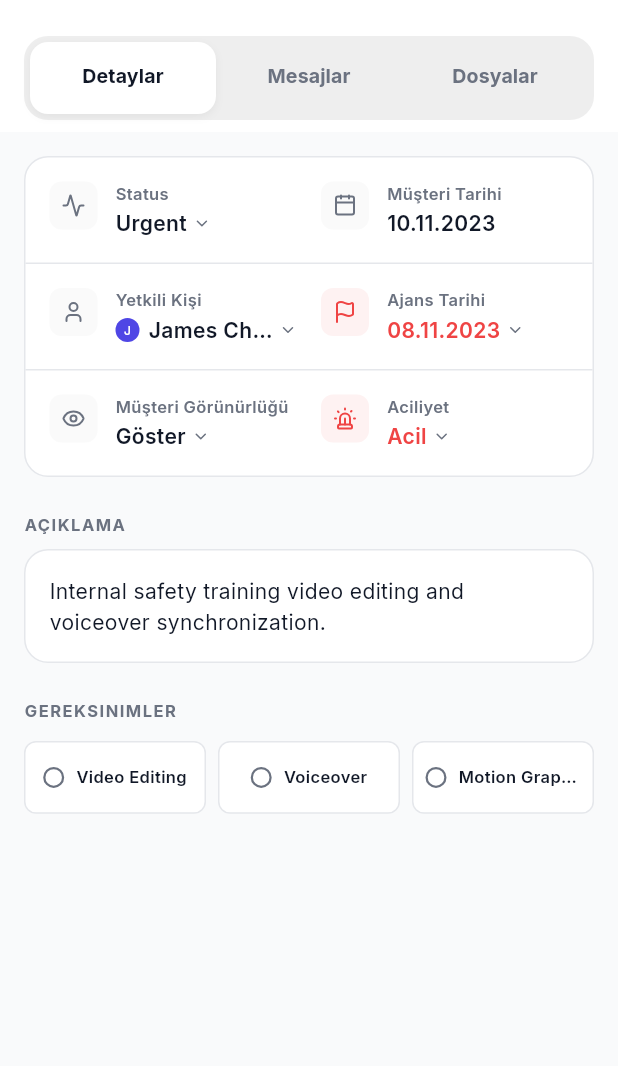
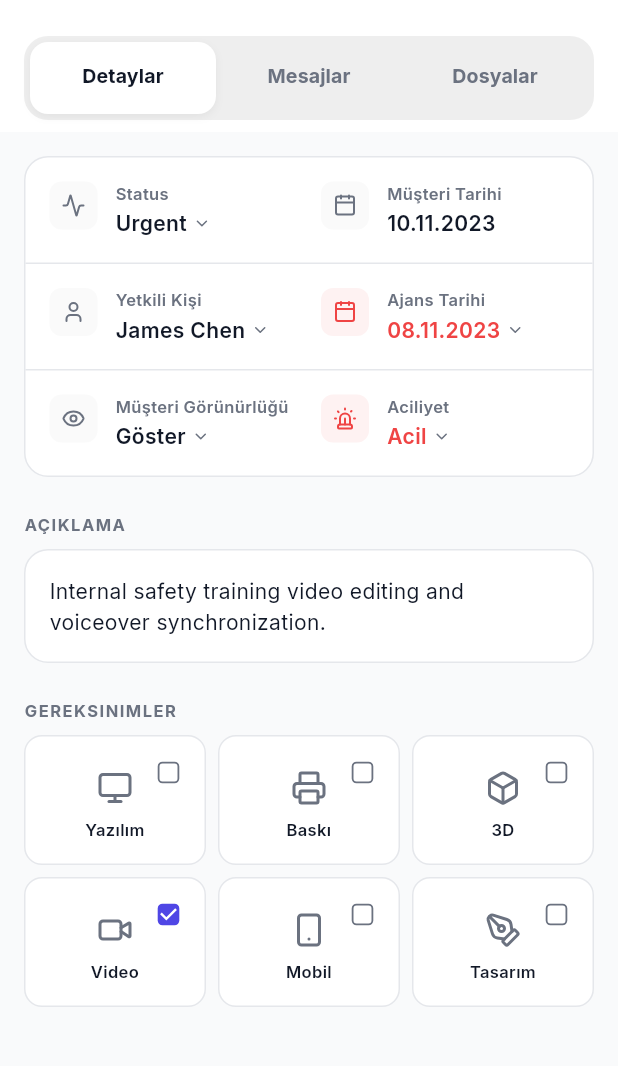
Before and after one commit to faithtnuc/workflow-management-mobileui, a Flutter app: the screen it shows after launch, after a tap on "Safety Protocols Video", on a phone screen of 412 x 824 dp, the part 156-1222 px from its top. Run offline on Flutter 3.47's test engine with Material 3 defaults, Android fonts, the phone set to English and light mode, and no system bars; our stand-ins replace flutter_svg, google_fonts, lucide_icons; project files that could hold a hidden picture were left out.

Commit message:
job detail page: fixed

```diff
--- a/lib/screens/job_detail_screen.dart
+++ b/lib/screens/job_detail_screen.dart
@@ -80,6 +80,24 @@ class _JobDetailScreenState extends State<JobDetailScreen>
     } catch (e) {
       return dateStr;
     }
+  }
+
+  IconData _getRequirementIcon(String req) {
+    final lower = req.toLowerCase();
+    if (lower.contains('yazılım') || lower.contains('software')) {
+      return LucideIcons.monitor;
+    } else if (lower.contains('baskı') || lower.contains('print')) {
+      return LucideIcons.printer;
+    } else if (lower.contains('3d')) {
+      return LucideIcons.box;
+    } else if (lower.contains('video')) {
+      return LucideIcons.video;
+    } else if (lower.contains('mobil') || lower.contains('mobile')) {
+      return LucideIcons.smartphone;
+    } else if (lower.contains('tasarım') || lower.contains('design')) {
+      return LucideIcons.penTool;
+    }
+    return LucideIcons.file;
   }
 
   @override
@@ -312,20 +330,21 @@ class _JobDetailScreenState extends State<JobDetailScreen>
                           label: 'Yetkili Kişi',
                           value: widget.job.assignee,
                           isEditable: true,
-                          showAvatar: true,
+                          showAvatar: false, // Removed avatar
                         ),
                       ),
                       const SizedBox(width: 16),
                       Expanded(
                         child: _buildInfoItem(
-                          icon: LucideIcons.flag,
+                          icon: LucideIcons.calendar, // Changed to Calendar
                           label: 'Ajans Tarihi',
                           value: _formatDate(
                             context,
                             widget.job.internalDeadline,
                           ),
                           isEditable: true,
-                          isUrgent: true,
+                          isUrgent:
+                              true, // Should satisfy "Red Icon" requirement if isUrgent makes icon red
                         ),
                       ),
                     ],
@@ -352,11 +371,11 @@ class _JobDetailScreenState extends State<JobDetailScreen>
                       const SizedBox(width: 16),
                       Expanded(
                         child: _buildInfoItem(
-                          icon: LucideIcons.siren, // or AlertTriangle
+                          icon: LucideIcons.siren,
                           label: 'Aciliyet',
                           value: widget.job.status == 'Urgent'
                               ? 'Acil'
-                              : 'Normal', // Simple mapping
+                              : 'Acil Değil', // Changed to 'Acil Değil'
                           isEditable: true,
                           isUrgent: widget.job.status == 'Urgent',
                         ),
@@ -410,44 +429,77 @@ class _JobDetailScreenState extends State<JobDetailScreen>
               letterSpacing: 1.0,
             ),
           ),
-          const SizedBox(height: 12),
+          const SizedBox(height: 8),
           GridView.builder(
+            padding: EdgeInsets.zero, // Remove default top padding
             shrinkWrap: true,
             physics: const NeverScrollableScrollPhysics(),
             gridDelegate: const SliverGridDelegateWithFixedCrossAxisCount(
               crossAxisCount: 3,
-              childAspectRatio: 2.5,
+              childAspectRatio: 1.4, // Adjusted for 2 rows with checkbox
               crossAxisSpacing: 8,
               mainAxisSpacing: 8,
             ),
-            itemCount: widget.job.requirements.length,
+            itemCount: 6, // Fixed 6 items
             itemBuilder: (context, index) {
-              final req = widget.job.requirements[index];
+              final requirementsList = [
+                'Yazılım',
+                'Baskı',
+                '3D',
+                'Video',
+                'Mobil',
+                'Tasarım',
+              ];
+              final req = requirementsList[index];
+              final icon = _getRequirementIcon(req);
+              // Check if the current job has this requirement
+              final isChecked = widget.job.requirements.any(
+                (r) => r.toLowerCase().contains(req.toLowerCase()),
+              );
+
               return Container(
-                padding: const EdgeInsets.symmetric(horizontal: 8),
                 decoration: BoxDecoration(
                   color: Colors.white,
-                  borderRadius: BorderRadius.circular(8),
+                  borderRadius: BorderRadius.circular(12),
                   border: Border.all(color: AppTheme.border),
                 ),
-                child: Row(
-                  mainAxisAlignment: MainAxisAlignment.center,
+                child: Stack(
                   children: [
-                    Container(
-                      width: 14,
-                      height: 14,
-                      decoration: BoxDecoration(
-                        shape: BoxShape.circle,
-                        border: Border.all(
+                    // Checkbox top-right
+                    Positioned(
+                      top: 0,
+                      right: 0,
+                      child: Transform.scale(
+                        scale: 0.8,
+                        child: Checkbox(
+                          value: isChecked,
+                          onChanged:
+                              (
+                                val,
+                              ) {}, // Read-only for now or interactive if needed
+                          activeColor: AppTheme.primary,
+                          shape: RoundedRectangleBorder(
+                            borderRadius: BorderRadius.circular(4),
+                          ),
+                          side: const BorderSide(
                             color: AppTheme.textSecondary,
                             width: 1.5,
                           ),
                         ),
                       ),
-                    const SizedBox(width: 8),
-                    Flexible(
+                    ),
+                    // Content
+                    Padding(
+                      padding: const EdgeInsets.fromLTRB(4, 20, 4, 12),
+                      child: Column(
+                        mainAxisAlignment: MainAxisAlignment.center,
+                        children: [
+                          Icon(icon, size: 24, color: AppTheme.textSecondary),
+                          const SizedBox(height: 8),
+                          Center(
                             child: Text(
                               req,
+                              textAlign: TextAlign.center,
                               style: const TextStyle(
                                 fontSize: 11,
                                 color: AppTheme.textMain,
@@ -455,6 +507,9 @@ class _JobDetailScreenState extends State<JobDetailScreen>
                               ),
                               maxLines: 1,
                               overflow: TextOverflow.ellipsis,
+                            ),
+                          ),
+                        ],
                       ),
                     ),
                   ],
```
Lines whose indentation alone changed are shown as unchanged.
